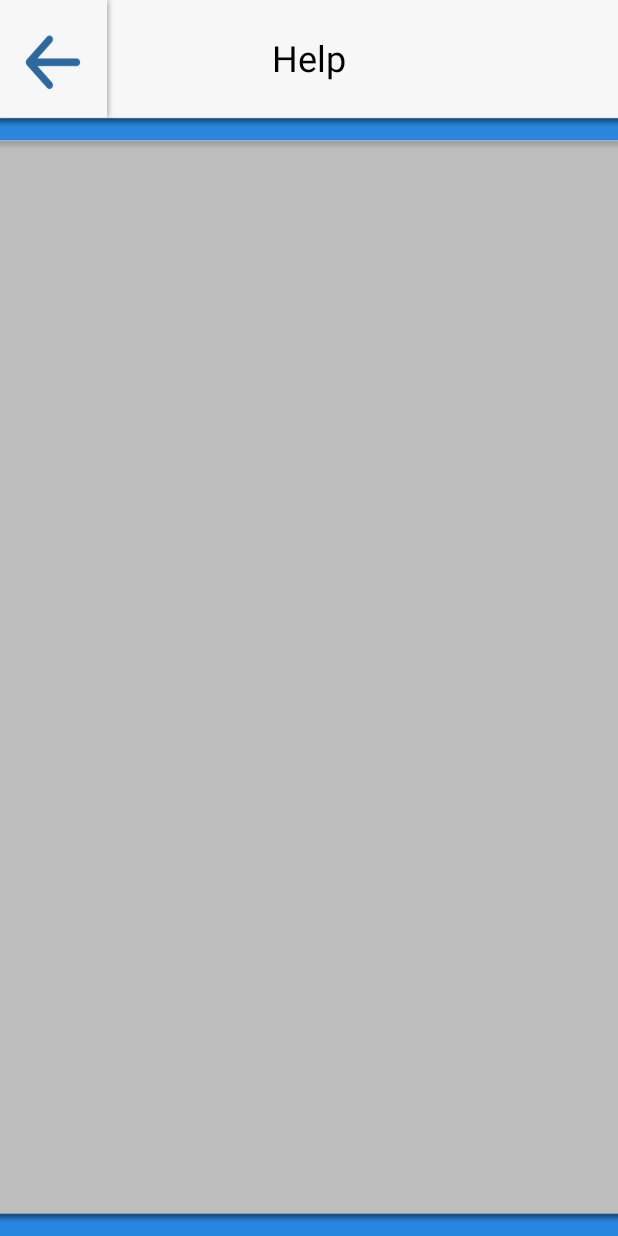
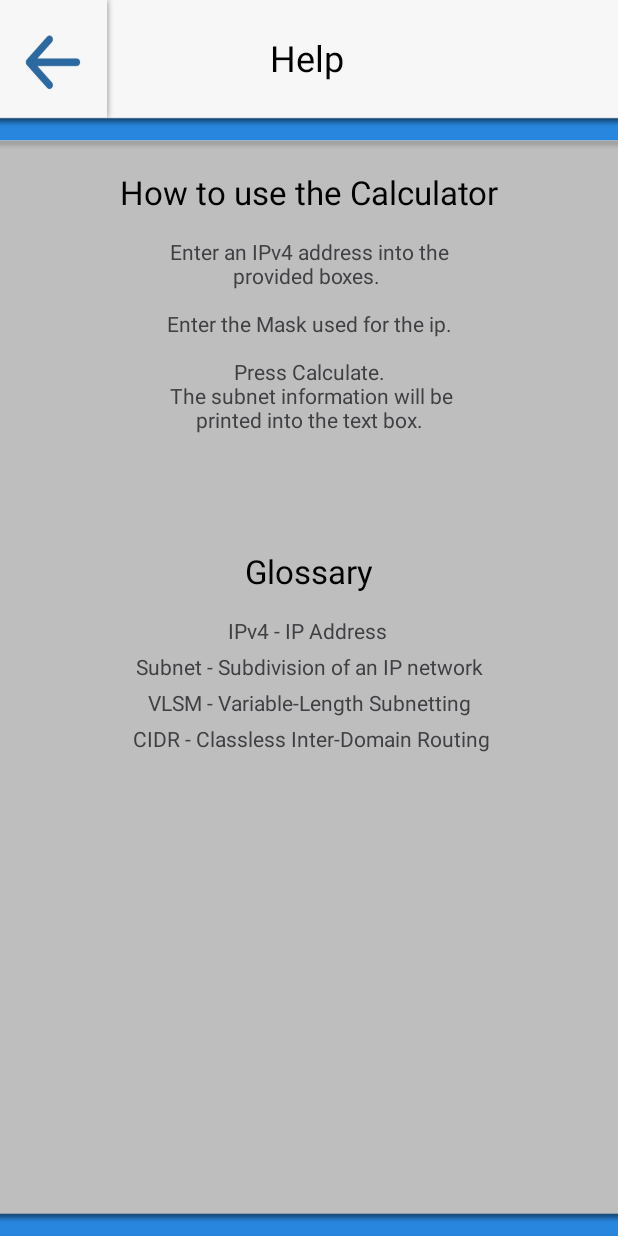
Before and after one commit to Brownie95/IP-Subnet-Calc, an Android app: the Help screen opened directly, with no data from a screen before it, on a phone screen of 412 x 824 dp. Run offline under Robolectric (Android 15) with nearby library versions, the phone set to English and light mode, and no system bars.

Commit message:
Added Tutorial and initial Glossary

```diff
--- a/IPSubnetCalculator/app/src/main/java/abrown101476628/ipsubnetcalculator/Calculator.java
+++ b/IPSubnetCalculator/app/src/main/java/abrown101476628/ipsubnetcalculator/Calculator.java
@@ -137,8 +137,8 @@ public class Calculator extends AppCompatActivity {
 
         outputResult.setText("Binary: " + binaryValue4 + "." + binaryValue3  + "." + binaryValue2  + "." + binaryValue1 + "\n"
                 + "Mask:   " + binaryOct4Result + "." + binaryOct3Result + "." + binaryOct2Result + "." + binaryOct1Result + "\n"
-        + "Broadcast Address: " + "\n" + "Network Address: " + "\n" + "First Useable Address: "
-                        + "\n" + "Last Useable Address: " + "\n"
+        + "Network Address: " + "\n" + "Broadcast Address: " + "\n" +  "First Useable Address: "
+                        + "\n" + "Last Useable Address: " + "\n" + "Ip Class: "
                  );
     }
 }
--- a/IPSubnetCalculator/app/src/main/res/layout/activity_main.xml
+++ b/IPSubnetCalculator/app/src/main/res/layout/activity_main.xml
@@ -27,7 +27,7 @@
         android:gravity="center"
         android:lines="2"
         android:onClick="toVLSMPage"
-        android:text="@string/variable_length_subnet_calculator_vlsm"
+        android:text="@string/subnetcalculator"
         android:textAlignment="center"
         android:textAllCaps="false"
         android:textColor="?attr/primaryTextColor"
@@ -38,7 +38,7 @@
         android:layout_width="wrap_content"
         android:layout_height="wrap_content"
         android:layout_marginTop="10dp"
-        android:text="@string/for_variable_subnet_sizes"
+        android:text="@string/subnetdescription"
         android:textAlignment="center"
         android:textColor="?attr/secondaryTextColor" />
 
--- a/IPSubnetCalculator/app/src/main/res/layout/help.xml
+++ b/IPSubnetCalculator/app/src/main/res/layout/help.xml
@@ -7,13 +7,12 @@
 
     <LinearLayout
         android:layout_width="match_parent"
-        android:layout_height="match_parent"
-        android:layout_weight="0.03"
+        android:layout_height="98dp"
         android:orientation="horizontal"
         android:weightSum="1">
 
         <Button
-            android:id="@+id/button"
+            android:id="@+id/backButton"
             android:layout_width="73dp"
             android:layout_height="67dp"
             android:background="@android:color/transparent"
@@ -24,11 +23,57 @@
             android:id="@+id/headerHelp"
             android:layout_width="wrap_content"
             android:layout_height="77dp"
-            android:layout_weight="0.75"
             android:gravity="center"
             android:text="Help"
             android:textColor="?attr/primaryTextColor"
-            android:textSize="24sp" />
+            android:textSize="24sp"
+            android:layout_weight="0.74" />
+
+    </LinearLayout>
+
+    <LinearLayout
+        android:layout_width="match_parent"
+        android:layout_height="586dp"
+        android:orientation="vertical"
+        android:weightSum="1">
+
+        <TextView
+            android:id="@+id/tutorialTitle"
+            android:layout_width="match_parent"
+            android:layout_height="60dp"
+            android:gravity="center"
+            android:text="How to use the Calculator"
+            android:textAppearance="@style/TextAppearance.AppCompat.Large"
+            android:textColor="?attr/primaryTextColor" />
+
+        <TextView
+            android:id="@+id/tutorialTextView"
+            android:layout_width="match_parent"
+            android:layout_height="187dp"
+            android:layout_weight="0.03"
+            android:gravity="center_horizontal"
+            android:paddingEnd="100dp"
+            android:paddingStart="100dp"
+            android:text="@string/tutorial"
+            android:textColor="?attr/secondaryTextColor" />
+
+        <TextView
+            android:id="@+id/glossaryTitle"
+            android:layout_width="match_parent"
+            android:layout_height="60dp"
+            android:gravity="center"
+            android:text="Glossary"
+            android:textAppearance="@style/TextAppearance.AppCompat.Large"
+            android:textColor="?attr/primaryTextColor" />
+
+        <TextView
+            android:id="@+id/glossaryTextView"
+            android:layout_width="match_parent"
+            android:layout_height="wrap_content"
+            android:gravity="center_horizontal"
+            android:lineSpacingExtra="8sp"
+            android:text="@string/glossary"
+            android:textColor="?attr/secondaryTextColor" />
     </LinearLayout>
 
 </LinearLayout>
--- a/IPSubnetCalculator/app/src/main/res/values/strings.xml
+++ b/IPSubnetCalculator/app/src/main/res/values/strings.xml
@@ -5,8 +5,12 @@
     <string name="dark">Dark</string>
     <string name="glossary_and_tutorial">Glossary and Tutorial</string>
     <string name="help">Help</string>
-    <string name="for_variable_subnet_sizes">For variable Subnet sizes.</string>
+    <string name="subnetdescription">For calculating subnets.</string>
     <string name="about_settings">About / Settings</string>
-    <string name="variable_length_subnet_calculator_vlsm">Variable-Length Subnet Calculator (VLSM)</string>
+    <string name="subnetcalculator">Subnet Calculator</string>
     <string name="ip_subnet_calculator">IP Subnet Calculator</string>
+    <string name="tutorial">Enter an IPv4 address into the provided boxes. \n \n Enter the Mask used for the ip. \n \n Press Calculate. \n
+    The subnet information will be printed into the text box.</string>
+    <string name="glossary">IPv4 - IP Address \n Subnet - Subdivision of an IP network \n VLSM - Variable-Length Subnetting \n
+        CIDR - Classless Inter-Domain Routing</string>
 </resources>
```
